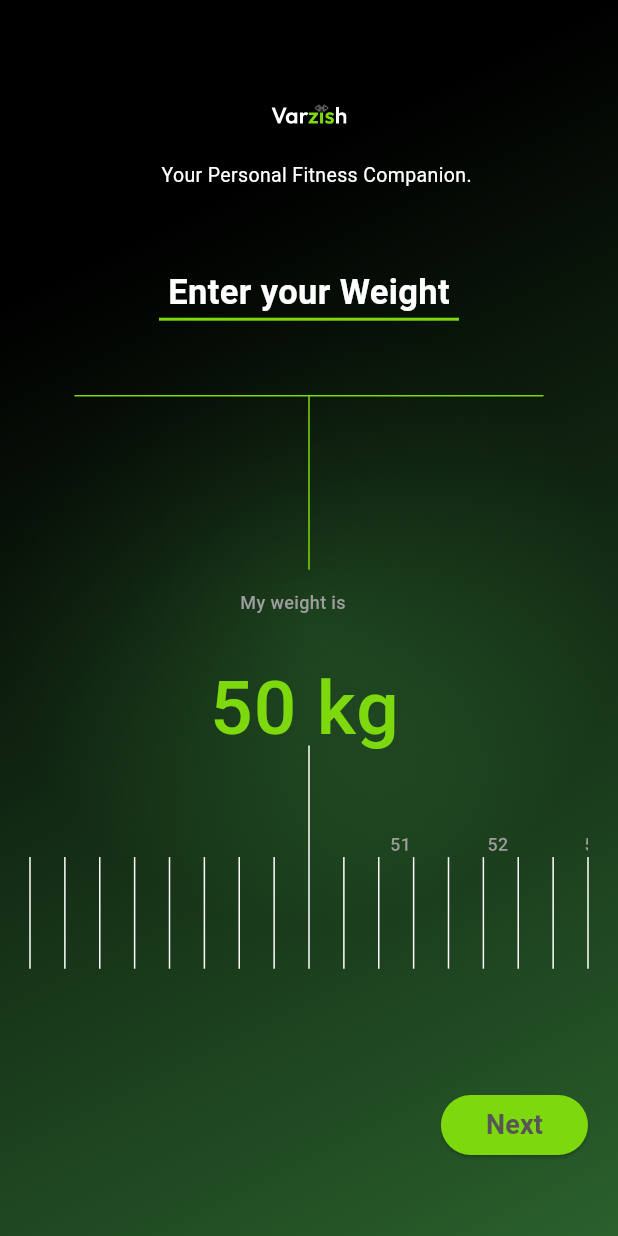
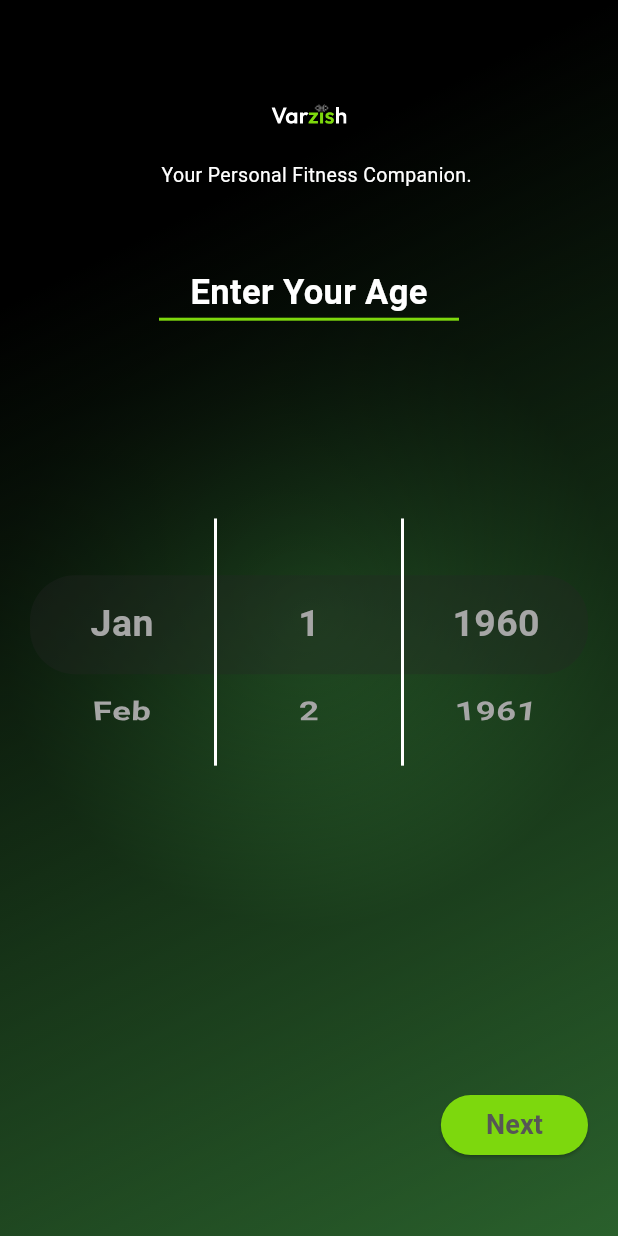
Before and after one commit to MuhammadKhizar89/Varzish-FitnessAPP, a Flutter app: the screen it shows after launch, on a phone screen of 412 x 824 dp. Run offline on Flutter 3.47's test engine with Material 3 defaults, Android fonts, the light colour scheme and no system bars; our stand-ins replace flutter_svg.

Commit message:
Age Screen Done

```diff
--- a/lib/main.dart
+++ b/lib/main.dart
@@ -12,7 +12,23 @@ void main() {
       ),
       title: "Varzish",
       home: Scaffold(
-        body: Stack(
+        body: MyWidget(),
+      ),
+    ),
+  );
+}
+
+class MyWidget extends StatefulWidget {
+  const MyWidget({super.key});
+
+  @override
+  State<MyWidget> createState() => _MyWidgetState();
+}
+
+class _MyWidgetState extends State<MyWidget> {
+  @override
+  Widget build(BuildContext context) {
+    return Stack(
       children: [
         Container(
           decoration: const BoxDecoration(
@@ -20,7 +36,7 @@ void main() {
                 begin: Alignment.topLeft,
                 end: Alignment.bottomRight,
                 colors: [Colors.black, Colors.green],
-                    stops: [0.20, 1]),
+                stops: [0.2, 1]),
           ),
         ),
         Container(
@@ -34,8 +50,6 @@ void main() {
         ),
         Onboarding(),
       ],
-        ),
-      ),
-    ),
     );
   }
+}
--- a/lib/screens/onboarding/age_screen.dart
+++ b/lib/screens/onboarding/age_screen.dart
@@ -0,0 +1,79 @@
+import 'package:flutter/material.dart';
+import 'package:varzish/utils/screenConstraints.dart';
+import 'package:varzish/widgets/CustomPicker.dart';
+import 'package:varzish/widgets/heading.dart';
+
+class AgeScreen extends StatefulWidget {
+  const AgeScreen({super.key});
+  @override
+  State<AgeScreen> createState() => _AgeScreenState();
+}
+
+class _AgeScreenState extends State<AgeScreen> {
+  final List<String> monthList = [
+    "Jan",
+    "Feb",
+    "Mar",
+    "Apr",
+    "May",
+    "June",
+    "July",
+    "Aug",
+    "Sep",
+    "Oct",
+    "Nov",
+    "Dec",
+  ];
+  final List<int> dateList = List.generate(31, (index) => index + 1);
+  final List<String> yearList = List.generate(
+    DateTime.now().year - 1960 + 1,
+    (index) => (1960 + index).toString(),
+  );
+  @override
+  Widget build(BuildContext context) {
+    var height = ScreenSize.height(context) * 0.20;
+    return SizedBox(
+      height: ScreenSize.height(context) * 0.60,
+      child: Column(
+        children: [
+          const Heading(text: "Enter Your Age"),
+          SizedBox(
+            height: height * 0.80,
+          ),
+          SizedBox(
+            height: height,
+            child: Stack(
+              children: [
+                Center(
+                  child: Container(
+                    height: height * 0.40,
+                    margin: EdgeInsets.only(bottom: height * 0.14),
+                    decoration: BoxDecoration(
+                      color: const Color.fromARGB(80, 37, 37, 37),
+                      borderRadius: BorderRadius.circular(30),
+                    ),
+                  ),
+                ),
+                Row(
+                  children: [
+                    CustomPicker(data: monthList),
+                    Container(
+                      width: 2,
+                      color: Colors.white,
+                    ),
+                    CustomPicker(data: dateList),
+                    Container(
+                      width: 2,
+                      color: Colors.white,
+                    ),
+                    CustomPicker(data: yearList),
+                  ],
+                ),
+              ],
+            ),
+          ),
+        ],
+      ),
+    );
+  }
+}
--- a/lib/screens/onboarding/onboarding.dart
+++ b/lib/screens/onboarding/onboarding.dart
@@ -1,4 +1,5 @@
 import 'package:flutter/material.dart';
+import 'package:varzish/screens/onboarding/age_screen.dart';
 import 'package:varzish/screens/onboarding/height_screen.dart';
 import 'package:varzish/screens/onboarding/plan_screen.dart';
 import 'package:flutter_svg/flutter_svg.dart';
@@ -49,9 +50,10 @@ class _OnboardingState extends State<Onboarding> {
           SizedBox(
             // margin: const EdgeInsets.symmetric(vertical: 60),
             // child: PlanScreen(),
-            height: ScreenSize.height(context) * 0.60,
-            child: WeightScreen(),
+            // height: ScreenSize.height(context) * 0.60,
+            // child: WeightScreen(),
             // child: HeightScreen(),
+            child: AgeScreen(),
           ),
           Row(mainAxisAlignment: MainAxisAlignment.end, children: [
             ElevatedButton(
--- /dev/null
+++ b/lib/widgets/CustomPicker.dart
@@ -0,0 +1,44 @@
+import 'package:flutter/material.dart';
+
+class CustomPicker extends StatefulWidget {
+  CustomPicker({required this.data});
+  final List<Object> data;
+  @override
+  State<CustomPicker> createState() {
+    return _CustomPickerState();
+  }
+}
+
+class _CustomPickerState extends State<CustomPicker> {
+  var selectedValue;
+  @override
+  Widget build(BuildContext context) {
+    return Expanded(
+      flex: 1,
+      child: ListWheelScrollView.useDelegate(
+        perspective: 0.010,
+        itemExtent: 60,
+        physics: const FixedExtentScrollPhysics(),
+        onSelectedItemChanged: (value) {
+          setState(() {
+            selectedValue = value;
+          });
+        },
+        childDelegate: ListWheelChildBuilderDelegate(
+          childCount: widget.data.length,
+          builder: (context, index) {
+            return Text(
+              "${widget.data[index]}",
+              style: TextStyle(
+                  color: selectedValue == index
+                      ? Color.fromARGB(255, 195, 255, 120)
+                      : Color.fromARGB(255, 166, 166, 166),
+                  fontSize: 25,
+                  fontWeight: FontWeight.w600),
+            );
+          },
+        ),
+      ),
+    );
+  }
+}
```
Lines whose indentation alone changed are shown as unchanged.
